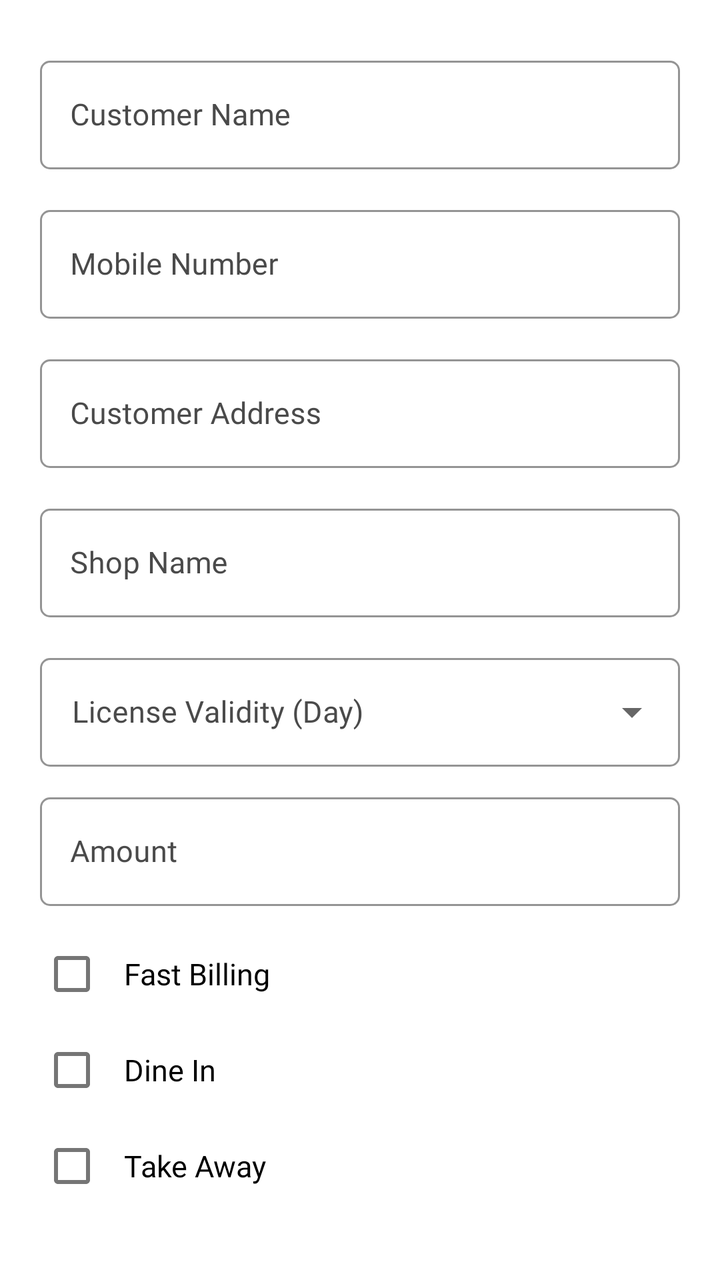
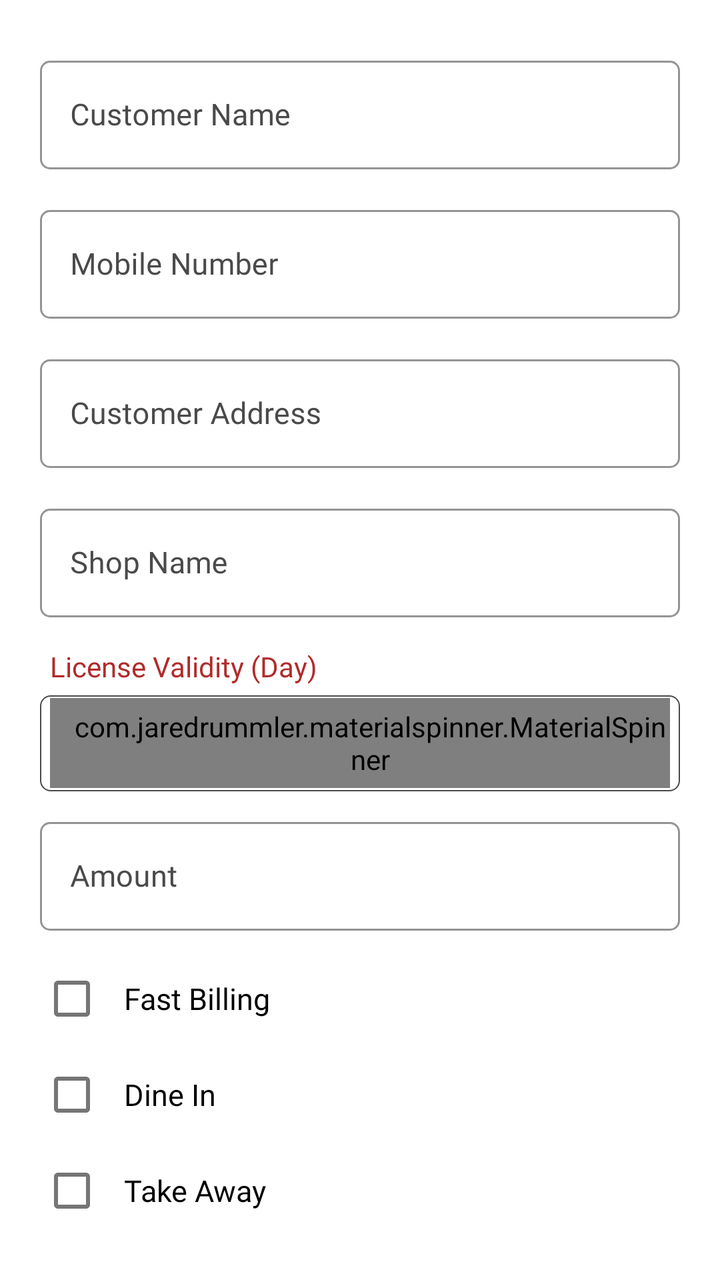

The first picture is an Android layout as it rendered before a commit; the second is the same layout after the commit. The layout source and the unified diff follow.
<!-- AndroidManifest.xml: application theme AppTheme -->
<!-- res/layout/fragment_customer_registration.xml -->
<?xml version="1.0" encoding="utf-8"?>
<androidx.core.widget.NestedScrollView xmlns:android="http://schemas.android.com/apk/res/android"
    xmlns:app="http://schemas.android.com/apk/res-auto"
    xmlns:tools="http://schemas.android.com/tools"
    android:layout_width="match_parent"
    android:layout_height="match_parent"
    tools:context=".Fragment.CustomerRegistration">

    <LinearLayout
        android:layout_width="match_parent"
        android:layout_height="match_parent"
        android:orientation="vertical"
        android:padding="10dp">

        <com.google.android.material.textfield.TextInputLayout
            style="@style/Widget.MaterialComponents.TextInputLayout.OutlinedBox"
            android:layout_width="match_parent"
            android:layout_height="wrap_content"
            android:layout_gravity="center"
            android:layout_marginStart="10dp"
            android:layout_marginTop="15dp"
            android:layout_marginEnd="10dp"
            android:layout_marginBottom="5dp"
            android:gravity="center"
            android:textColorHint="@color/light_black"
            app:boxCornerRadiusBottomEnd="5dp"
            app:boxCornerRadiusBottomStart="5dp"
            app:boxCornerRadiusTopEnd="5dp"
            app:boxCornerRadiusTopStart="5dp"
            app:boxStrokeColor="@color/light_black">

            <com.google.android.material.textfield.TextInputEditText
                android:id="@+id/customerName"
                android:layout_width="match_parent"
                android:layout_height="wrap_content"
                android:drawableTint="@color/light_black"
                android:fontFamily="@font/poppinsregular"
                android:hint="Customer Name"
                android:imeOptions="actionNext"
                android:inputType="textCapWords|text"
                android:paddingStart="15dp"
                android:paddingEnd="10dp"
                android:singleLine="true"
                android:textColor="@color/black"
                android:textColorHint="@color/light_black"
                android:textSize="15sp" />

        </com.google.android.material.textfield.TextInputLayout>

        <com.google.android.material.textfield.TextInputLayout
            style="@style/Widget.MaterialComponents.TextInputLayout.OutlinedBox"
            android:layout_width="match_parent"
            android:layout_height="wrap_content"
            android:layout_gravity="center"
            android:layout_marginStart="10dp"
            android:layout_marginTop="10dp"
            android:layout_marginEnd="10dp"
            android:layout_marginBottom="5dp"
            android:gravity="center"
            android:textColorHint="@color/light_black"
            app:boxCornerRadiusBottomEnd="5dp"
            app:boxCornerRadiusBottomStart="5dp"
            app:boxCornerRadiusTopEnd="5dp"
            app:boxCornerRadiusTopStart="5dp"
            app:boxStrokeColor="@color/light_black">

            <com.google.android.material.textfield.TextInputEditText
                android:id="@+id/customerNumber"
                android:layout_width="match_parent"
                android:layout_height="wrap_content"
                android:digits="0123456789"
                android:drawableTint="@color/light_black"
                android:fontFamily="@font/poppinsregular"
                android:hint="Mobile Number"
                android:imeOptions="actionNext"
                android:inputType="numberDecimal"
                android:maxLength="10"
                android:paddingStart="15dp"
                android:paddingEnd="10dp"
                android:singleLine="true"
                android:textColor="@color/black"
                android:textColorHint="@color/light_black"
                android:textSize="15sp" />

        </com.google.android.material.textfield.TextInputLayout>

        <com.google.android.material.textfield.TextInputLayout
            style="@style/Widget.MaterialComponents.TextInputLayout.OutlinedBox"
            android:layout_width="match_parent"
            android:layout_height="wrap_content"
            android:layout_gravity="center"
            android:layout_marginStart="10dp"
            android:layout_marginTop="10dp"
            android:layout_marginEnd="10dp"
            android:layout_marginBottom="5dp"
            android:gravity="center"
            android:textColorHint="@color/light_black"
            app:boxCornerRadiusBottomEnd="5dp"
            app:boxCornerRadiusBottomStart="5dp"
            app:boxCornerRadiusTopEnd="5dp"
            app:boxCornerRadiusTopStart="5dp"
            app:boxStrokeColor="@color/light_black">

            <com.google.android.material.textfield.TextInputEditText
                android:id="@+id/customerAddress"
                android:layout_width="match_parent"
                android:layout_height="wrap_content"
                android:drawableTint="@color/light_black"
                android:fontFamily="@font/poppinsregular"
                android:hint="Customer Address"
                android:imeOptions="actionNext"
                android:inputType="textCapWords|textMultiLine"
                android:paddingStart="15dp"
                android:paddingEnd="10dp"
                android:singleLine="true"
                android:textColor="@color/black"
                android:textColorHint="@color/light_black"
                android:textSize="15sp" />

        </com.google.android.material.textfield.TextInputLayout>

        <com.google.android.material.textfield.TextInputLayout
            style="@style/Widget.MaterialComponents.TextInputLayout.OutlinedBox"
            android:layout_width="match_parent"
            android:layout_height="wrap_content"
            android:layout_gravity="center"
            android:layout_marginStart="10dp"
            android:layout_marginTop="10dp"
            android:layout_marginEnd="10dp"
            android:layout_marginBottom="5dp"
            android:gravity="center"
            android:textColorHint="@color/light_black"
            app:boxCornerRadiusBottomEnd="5dp"
            app:boxCornerRadiusBottomStart="5dp"
            app:boxCornerRadiusTopEnd="5dp"
            app:boxCornerRadiusTopStart="5dp"
            app:boxStrokeColor="@color/light_black">

            <com.google.android.material.textfield.TextInputEditText
                android:id="@+id/customerShopName"
                android:layout_width="match_parent"
                android:layout_height="wrap_content"
                android:drawableTint="@color/light_black"
                android:fontFamily="@font/poppinsregular"
                android:hint="Shop Name"
                android:imeOptions="actionNext"
                android:inputType="textCapWords"
                android:paddingStart="15dp"
                android:paddingEnd="10dp"
                android:singleLine="true"
                android:textColor="@color/black"
                android:textColorHint="@color/light_black"
                android:textSize="15sp" />

        </com.google.android.material.textfield.TextInputLayout>

        <com.google.android.material.textfield.TextInputLayout
            android:id="@+id/licenseValidityLayout"
            style="@style/CustomDropDownTilStyle"
            android:layout_marginStart="10dp"
            android:layout_marginTop="10dp"
            android:layout_marginEnd="10dp"
            android:hint="License Validity (Day)"
            app:boxCornerRadiusBottomEnd="5dp"
            app:boxCornerRadiusBottomStart="5dp"
            app:boxCornerRadiusTopEnd="5dp"
            app:boxCornerRadiusTopStart="5dp">

            <androidx.appcompat.widget.AppCompatAutoCompleteTextView
                android:id="@+id/licenseValidity"
                android:layout_width="match_parent"
                android:layout_height="wrap_content"
                android:focusable="false"
                android:fontFamily="@font/poppinsregular"
                android:inputType="none"
                android:singleLine="true"
                android:textSize="15sp" />

        </com.google.android.material.textfield.TextInputLayout>

        <com.google.android.material.textfield.TextInputLayout
            style="@style/Widget.MaterialComponents.TextInputLayout.OutlinedBox"
            android:layout_width="match_parent"
            android:layout_height="wrap_content"
            android:layout_gravity="center"
            android:layout_marginStart="10dp"
            android:layout_marginTop="10dp"
            android:layout_marginEnd="10dp"
            android:gravity="center"
            android:textColorHint="@color/light_black"
            app:boxCornerRadiusBottomEnd="5dp"
            app:boxCornerRadiusBottomStart="5dp"
            app:boxCornerRadiusTopEnd="5dp"
            app:boxCornerRadiusTopStart="5dp"
            app:boxStrokeColor="@color/light_black">

            <com.google.android.material.textfield.TextInputEditText
                android:id="@+id/amount"
                android:layout_width="match_parent"
                android:layout_height="wrap_content"
                android:digits="0123456789"
                android:fontFamily="@font/poppinsregular"
                android:hint="Amount"
                android:imeOptions="actionNext"
                android:inputType="numberDecimal"
                android:maxLength="5"
                android:paddingStart="15dp"
                android:paddingEnd="10dp"
                android:singleLine="true"
                android:textColor="@color/black"
                android:textColorHint="@color/light_black"
                android:textSize="15sp" />

        </com.google.android.material.textfield.TextInputLayout>

        <CheckBox
            android:id="@+id/fastBilling"
            android:layout_width="match_parent"
            android:layout_height="wrap_content"
            android:layout_gravity="center"
            android:layout_marginStart="10dp"
            android:layout_marginTop="10dp"
            android:layout_marginEnd="10dp"
            android:fontFamily="@font/poppinsregular"
            android:gravity="center|start"
            android:paddingStart="10dp"
            android:paddingEnd="10dp"
            android:text="Fast Billing"
            android:textColor="@color/black"
            android:textSize="15sp" />

        <CheckBox
            android:id="@+id/dineIn"
            android:layout_width="match_parent"
            android:layout_height="wrap_content"
            android:layout_gravity="center"
            android:layout_marginStart="10dp"
            android:layout_marginEnd="10dp"
            android:fontFamily="@font/poppinsregular"
            android:gravity="center|start"
            android:paddingStart="10dp"
            android:paddingEnd="10dp"
            android:text="Dine In"
            android:textColor="@color/black"
            android:textSize="15sp" />

        <CheckBox
            android:id="@+id/takeAway"
            android:layout_width="match_parent"
            android:layout_height="wrap_content"
            android:layout_gravity="center"
            android:layout_marginStart="10dp"
            android:layout_marginEnd="10dp"
            android:fontFamily="@font/poppinsregular"
            android:gravity="center|start"
            android:paddingStart="10dp"
            android:paddingEnd="10dp"
            android:text="Take Away"
            android:textColor="@color/black"
            android:textSize="15sp" />

        <TextView
            android:id="@+id/submitRegistration"
            android:layout_width="match_parent"
            android:layout_height="50dp"
            android:layout_gravity="center"
            android:layout_marginStart="10dp"
            android:layout_marginTop="40dp"
            android:layout_marginEnd="10dp"
            android:layout_marginBottom="30dp"
            android:background="@drawable/button_rounded_border"
            android:backgroundTint="@color/colorPrimary"
            android:fontFamily="@font/poppinsbold"
            android:gravity="center"
            android:padding="5dp"
            android:text="Register"
            android:textColor="@color/white"
            android:textSize="20sp" />

    </LinearLayout>

</androidx.core.widget.NestedScrollView>
<!-- resources referenced by this layout -->
<resources>
  <color name="black">#000</color>
  <color name="colorPrimary">#4862b7</color>
  <color name="light_black">#4a4a4a</color>
  <color name="white">#fff</color>
  <!-- drawable button_rounded_border (drawable) -->
  <?xml version="1.0" encoding="utf-8"?>
  <shape xmlns:android="http://schemas.android.com/apk/res/android">
      <stroke
          android:width="0.7dp"
          android:color="@color/light_black" />
      <corners android:radius="5dp" />
  </shape>
  <style name="CustomDropDownTilStyle" parent="Widget.MaterialComponents.TextInputLayout.OutlinedBox.ExposedDropdownMenu">
          <item name="android:layout_width">match_parent</item>
          <item name="android:layout_height">wrap_content</item>
          <item name="android:textColorHint">@color/light_black</item>
          <item name="fontFamily">@font/poppinsregular</item>
          <item name="android:textSize">15sp</item>
          <item name="overlapAnchor">true</item>
          <item name="hintTextColor">@color/colorAccent</item>
          <item name="boxStrokeColor">@color/colorAccent</item>
          <item name="colorControlNormal">@color/colorAccent</item>
          <item name="colorControlActivated">@color/colorAccent</item>
          <item name="colorControlHighlight">@color/colorAccent</item>
          <item name="boxCornerRadiusBottomEnd">5dp</item>
          <item name="boxCornerRadiusBottomStart">5dp</item>
          <item name="boxCornerRadiusTopEnd">5dp</item>
          <item name="boxCornerRadiusTopStart">5dp</item>
      </style>
  <style name="AppTheme" parent="Theme.MaterialComponents.DayNight.NoActionBar">
          
          <item name="colorPrimary">@color/colorPrimary</item>
          <item name="colorPrimaryDark">@color/colorPrimary</item>
          <item name="colorAccent">@color/colorAccent</item>
          <item name="android:windowIsTranslucent">true</item>
          <item name="windowNoTitle">true</item>
          <item name="windowActionBar">false</item>
  
      </style>
  <color name="colorAccent">#000</color>
</resources>

<!-- the commit's change to res/layout/fragment_customer_registration.xml (unified diff, before → after) -->
@@ -154,29 +154,39 @@
 
         </com.google.android.material.textfield.TextInputLayout>
 
-        <com.google.android.material.textfield.TextInputLayout
+        <TextView
+            android:layout_width="wrap_content"
+            android:layout_height="wrap_content"
+            android:layout_marginStart="15dp"
+            android:layout_marginTop="10dp"
+            android:fontFamily="@font/poppinsregular"
+            android:text="License Validity (Day)"
+            android:textColor="@color/textcolor" />
+
+        <LinearLayout
             android:id="@+id/licenseValidityLayout"
-            style="@style/CustomDropDownTilStyle"
-            android:layout_marginStart="10dp"
-            android:layout_marginTop="10dp"
-            android:layout_marginEnd="10dp"
-            android:hint="License Validity (Day)"
-            app:boxCornerRadiusBottomEnd="5dp"
-            app:boxCornerRadiusBottomStart="5dp"
-            app:boxCornerRadiusTopEnd="5dp"
-            app:boxCornerRadiusTopStart="5dp">
-
-            <androidx.appcompat.widget.AppCompatAutoCompleteTextView
+            android:layout_width="match_parent"
+            android:layout_height="48dp"
+            android:layout_marginStart="10dp"
+            android:layout_marginTop="5dp"
+            android:layout_marginEnd="10dp"
+            android:background="@drawable/button_rounded_border"
+            android:orientation="horizontal">
+
+            <com.jaredrummler.materialspinner.MaterialSpinner
                 android:id="@+id/licenseValidity"
                 android:layout_width="match_parent"
-                android:layout_height="wrap_content"
-                android:focusable="false"
-                android:fontFamily="@font/poppinsregular"
-                android:inputType="none"
-                android:singleLine="true"
-                android:textSize="15sp" />
-
-        </com.google.android.material.textfield.TextInputLayout>
+                android:layout_height="45dp"
+                android:layout_gravity="center"
+                android:layout_margin="5dp"
+                android:fontFamily="@font/poppinsregular"
+                android:gravity="center|start"
+                android:paddingStart="10dp"
+                android:textColor="@color/black"
+                android:textSize="15sp"
+                app:ms_hint="Select License Validity" />
+
+        </LinearLayout>
 
         <com.google.android.material.textfield.TextInputLayout
             style="@style/Widget.MaterialComponents.TextInputLayout.OutlinedBox"
<!-- resource entries referenced after the edit -->
@@ -3,6 +3,7 @@
   <color name="black">#000</color>
   <color name="colorPrimary">#4862b7</color>
   <color name="light_black">#4a4a4a</color>
+  <color name="textcolor">#b12b2a</color>
   <color name="white">#fff</color>
   <!-- drawable button_rounded_border (drawable) -->
   <?xml version="1.0" encoding="utf-8"?>
@@ -12,23 +13,6 @@
           android:color="@color/light_black" />
       <corners android:radius="5dp" />
   </shape>
-  <style name="CustomDropDownTilStyle" parent="Widget.MaterialComponents.TextInputLayout.OutlinedBox.ExposedDropdownMenu">
-          <item name="android:layout_width">match_parent</item>
-          <item name="android:layout_height">wrap_content</item>
-          <item name="android:textColorHint">@color/light_black</item>
-          <item name="fontFamily">@font/poppinsregular</item>
-          <item name="android:textSize">15sp</item>
-          <item name="overlapAnchor">true</item>
-          <item name="hintTextColor">@color/colorAccent</item>
-          <item name="boxStrokeColor">@color/colorAccent</item>
-          <item name="colorControlNormal">@color/colorAccent</item>
-          <item name="colorControlActivated">@color/colorAccent</item>
-          <item name="colorControlHighlight">@color/colorAccent</item>
-          <item name="boxCornerRadiusBottomEnd">5dp</item>
-          <item name="boxCornerRadiusBottomStart">5dp</item>
-          <item name="boxCornerRadiusTopEnd">5dp</item>
-          <item name="boxCornerRadiusTopStart">5dp</item>
-      </style>
   <style name="AppTheme" parent="Theme.MaterialComponents.DayNight.NoActionBar">
           
           <item name="colorPrimary">@color/colorPrimary</item>
